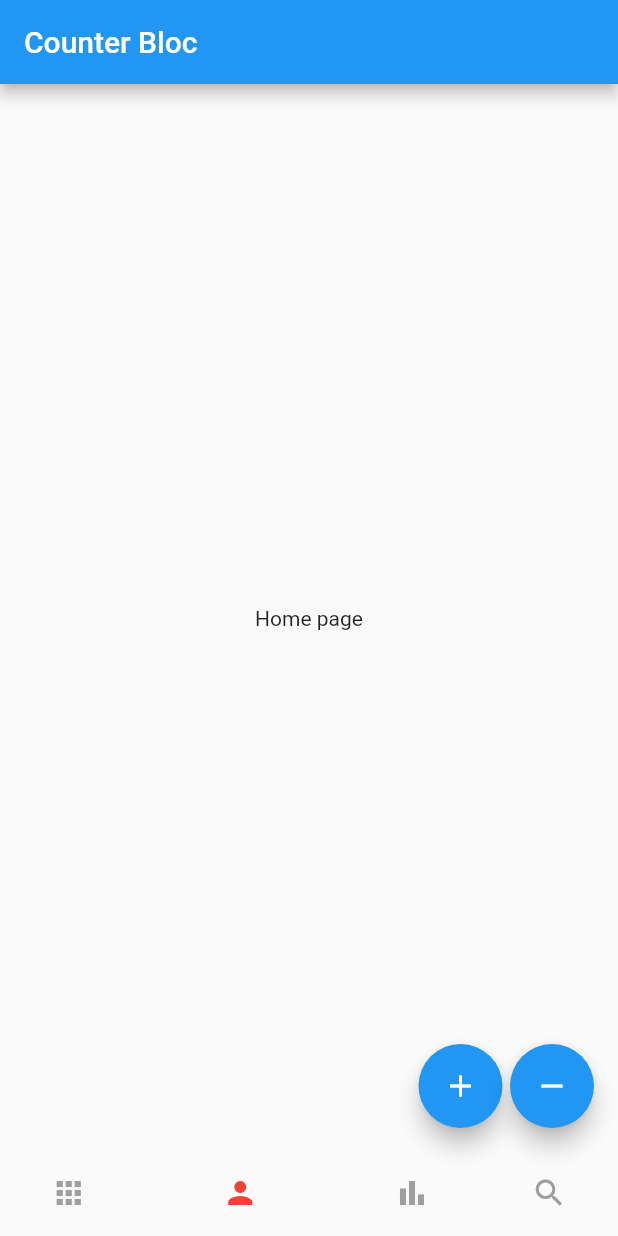
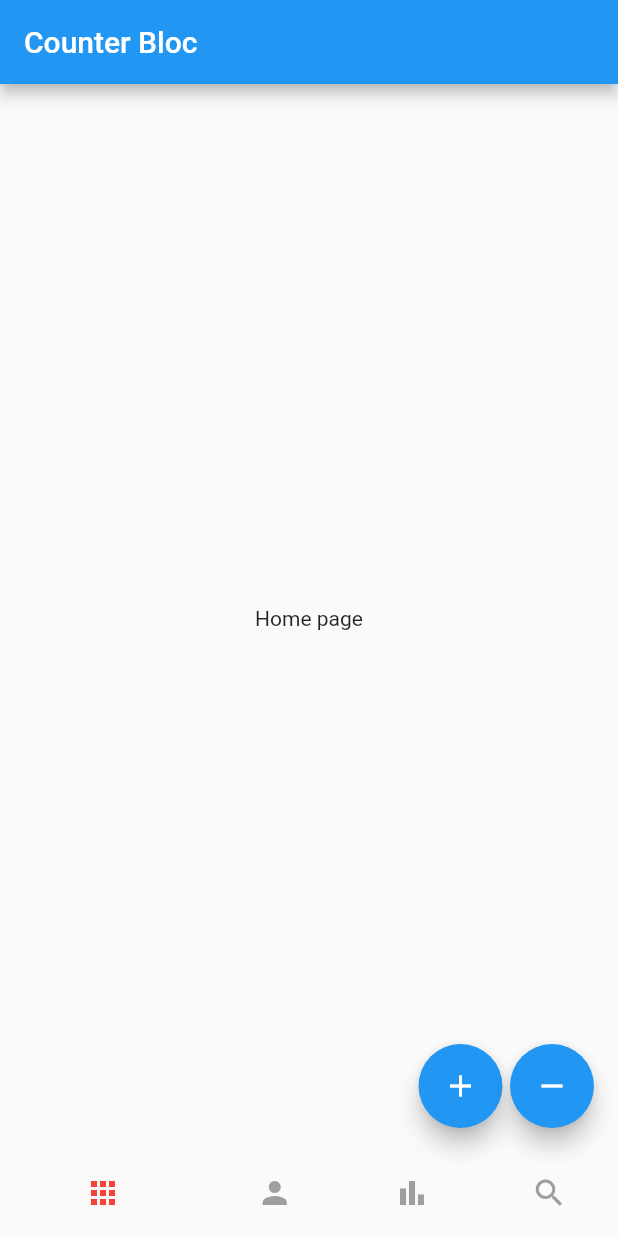
Before and after one commit to mziyandajoko/Flutter_Bloc_state_management, a Flutter app: the screen it shows after launch, on a phone screen of 412 x 824 dp. Run offline on Flutter 3.47's test engine with Material 2 defaults, Android fonts, the phone set to English and light mode, and no system bars.

Commit message:
fixes setstate function

```diff
--- a/lib/main.dart
+++ b/lib/main.dart
@@ -1,3 +1,5 @@
+// ignore_for_file: library_private_types_in_public_api
+
 import 'package:counter_bloc/UI/widgets/Pages/profile_page.dart';
 import 'package:counter_bloc/UI/widgets/Pages/search_page.dart';
 import 'package:flutter/material.dart';
@@ -27,12 +29,14 @@ class MyApp extends StatelessWidget {
 class MainPage extends StatefulWidget {
   final String title;
 // route to pages
-  MainPage({super.key, required this.title});
+  const MainPage({super.key, required this.title});
 
   @override
   _MainPageState createState() => _MainPageState();
 }
 
+class _MainPageState extends State<MainPage> {
+  final _bloc = CounterBloc();
   List pages = [
     const HomePage(),
     const SearchPage(),
@@ -45,9 +49,6 @@ void onTap(int index) {
     });
   }
 
-class _MainPageState extends State<MainPage> {
-  final _bloc = CounterBloc();
-
   @override
   Widget build(BuildContext context) {
     return Scaffold(
@@ -55,8 +56,9 @@ class _MainPageState extends State<MainPage> {
         title: Text(widget.title),
       ),
       bottomNavigationBar: BottomNavigationBar(
+        onTap: onTap,
         elevation: 0,
-        currentIndex: 1,
+        currentIndex: currentIndex,
         showSelectedLabels: false,
         showUnselectedLabels: false,
         backgroundColor: Colors.red,
```
Lines whose indentation alone changed are shown as unchanged.
